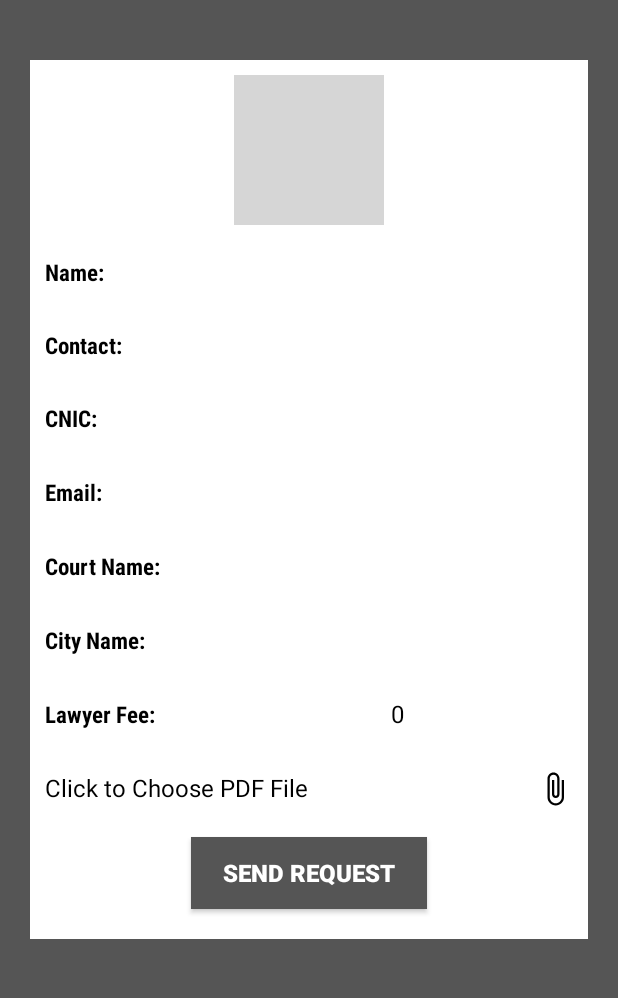
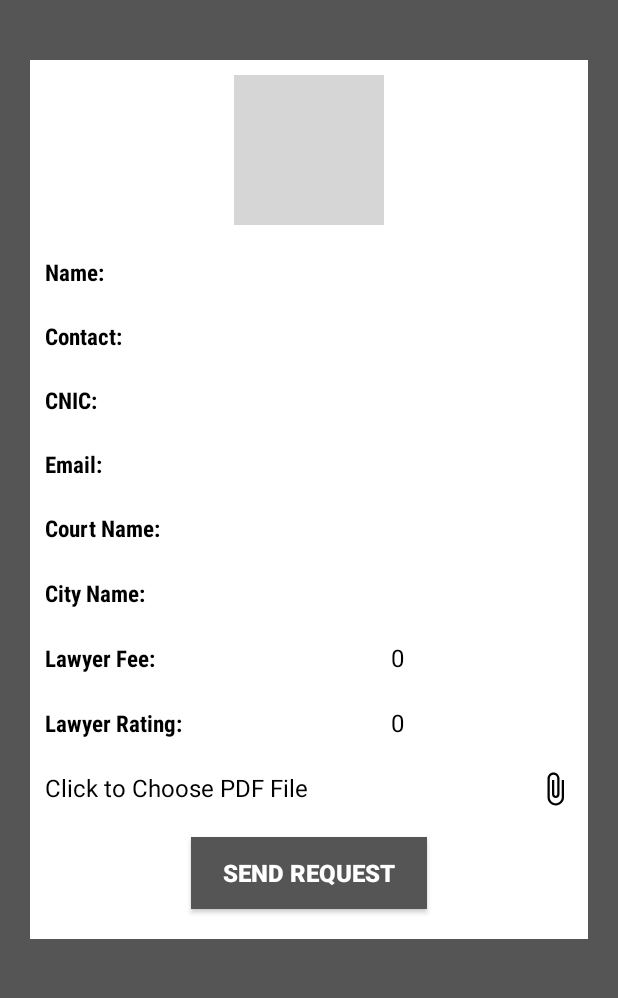
Before and after one commit to AyeshaMughal25/legalConsultant, an Android app: the send_request_to_lawyerbyuser screen opened directly, with no data from a screen before it, on a phone screen of 412 x 824 dp, the part 128-1126 px from its top. Run offline under Robolectric (Android 15) with nearby library versions, the phone set to English and light mode, and no system bars; our stand-ins replace CircleImageView; pictures from the network do not load; grey boxes are pictures that could not be loaded.

Commit message:
bug fixes

```diff
--- a/app/src/main/java/com/example/legalconsultant/AppConstants.java
+++ b/app/src/main/java/com/example/legalconsultant/AppConstants.java
@@ -10,4 +10,5 @@ public class AppConstants {
     public static String Day = "Day";
     public static String lawyer_pass = "lawyer_pass";
     public static String Client_pass = "client_pass";
+    //public static int Category_id = "category_id";
 }
--- a/app/src/main/java/com/example/legalconsultant/SearchLawyerByUser.java
+++ b/app/src/main/java/com/example/legalconsultant/SearchLawyerByUser.java
@@ -95,7 +95,8 @@ public class SearchLawyerByUser extends AppCompatActivity {
                                             data.getString("user_image"),
                                             data.getString("court_name"),
                                             data.getString("user_city"),
-                                            data.getInt("user_fees")
+                                            data.getInt("user_fees"),
+                                            data.getInt("lawyer_rating")
                                     ));
                                 }
 
--- a/app/src/main/java/com/example/legalconsultant/UserProfile.java
+++ b/app/src/main/java/com/example/legalconsultant/UserProfile.java
@@ -8,15 +8,19 @@ import android.os.Bundle;
 import android.view.View;
 import android.widget.ImageButton;
 
+import com.example.legalconsultant.util.TinyDB;
+
 public class UserProfile extends AppCompatActivity {
     ImageButton imgbtn;
     public CardView card1, card2, card3, card4;
+    TinyDB tinyDB;
     int getClientID;
 
     @Override
     protected void onCreate(Bundle savedInstanceState) {
         super.onCreate(savedInstanceState);
         setContentView(R.layout.activity_userprofile);
+        tinyDB= new TinyDB(this);
         imgbtn = findViewById(R.id.imgbtn);
         card1 = (CardView) findViewById(R.id.c1);
         card2 = (CardView) findViewById(R.id.c2);
@@ -33,6 +37,7 @@ public class UserProfile extends AppCompatActivity {
             @Override
             public void onClick(View v) {
                 Intent intent = new Intent(UserProfile.this, SearchLawyerByUser.class);
+            //tinyDB.putInt();
                 startActivity(intent);
             }
         });
--- a/app/src/main/java/com/example/legalconsultant/adapter/GetlawyerByCatAdapter.java
+++ b/app/src/main/java/com/example/legalconsultant/adapter/GetlawyerByCatAdapter.java
@@ -55,18 +55,21 @@ public class GetlawyerByCatAdapter extends BaseAdapter {
     @Override
     public View getView(int position, View convertView, ViewGroup parent) {
         convertView = inflater.inflate(R.layout.lawyerwithcategory, parent, false);
-        TextView tv_user, tv_mail, tv_cntct, tv_cnic, tv_mngstatus;
+        TextView tv_user, tv_mail, tv_cntct, tv_cnic, tv_mngstatus, tv_rating;
         ImageView img;
         tv_user = convertView.findViewById(R.id.tv_mnguser);
         tv_mail = convertView.findViewById(R.id.tv_mngmail);
         tv_cnic = convertView.findViewById(R.id.tv_mngcnic);
         tv_cntct = convertView.findViewById(R.id.tv_mngcontct);
         tv_mngstatus = convertView.findViewById(R.id.tv_mngstatus);
+        tv_rating = convertView.findViewById(R.id.tv_rating);
         tv_user.setText(usersList.get(position).getUser_name());
         tv_mail.setText(usersList.get(position).getUser_email());
         tv_cntct.setText(usersList.get(position).getUser_contact());
         tv_cnic.setText(usersList.get(position).getUser_cnic());
         tv_mngstatus.setText(usersList.get(position).getUser_status());
+        //tv_rating.setText(Integer.valueOf(usersList.get(position).getLawyer_rating()));
+
 
         convertView.setOnClickListener(new View.OnClickListener() {
             @Override
@@ -82,6 +85,7 @@ public class GetlawyerByCatAdapter extends BaseAdapter {
                         .putExtra("COURT_NAME", usersList.get(position).getCourt_name())
                         .putExtra("USER_CITY", usersList.get(position).getUser_city())
                         .putExtra("USER_FEE", usersList.get(position).getUser_fees())
+                        .putExtra("LAWYER_RATING", usersList.get(position).getLawyer_rating())
                         .setFlags(Intent.FLAG_ACTIVITY_NEW_TASK));
             }
         });
--- a/app/src/main/java/com/example/legalconsultant/model/Appointment.java
+++ b/app/src/main/java/com/example/legalconsultant/model/Appointment.java
@@ -63,7 +63,8 @@ public class Appointment {
 
     }
 
-    public Appointment(String appt_start_time, String appt_end_time) {
+    public Appointment(int fk_lawyer_id,String appt_start_time, String appt_end_time) {
+        this.fk_lawyer_id = fk_lawyer_id;
         this.appt_start_time = appt_start_time;
         this.appt_end_time = appt_end_time;
     }
--- a/app/src/main/java/com/example/legalconsultant/model/Timetable.java
+++ b/app/src/main/java/com/example/legalconsultant/model/Timetable.java
@@ -42,7 +42,8 @@ public class Timetable {
 
     }
 
-    public Timetable(String ttt_start_time, String ttt_end_time) {
+    public Timetable(int fk_id,String ttt_start_time, String ttt_end_time) {
+        this.ttt_fk_lawyer_id = fk_id;
         this.ttt_start_time=ttt_start_time;
         this.ttt_end_time=ttt_end_time;
     }
--- a/app/src/main/java/com/example/legalconsultant/send_request_to_lawyerbyuser.java
+++ b/app/src/main/java/com/example/legalconsultant/send_request_to_lawyerbyuser.java
@@ -39,12 +39,12 @@ import retrofit2.Response;
 
 public class send_request_to_lawyerbyuser extends AppCompatActivity {
 
-    int userID, Fee;
+    int userID, Fee,rating;
     String name, email, cnic, contact, status, image, CourtName, CityName;
     CircleImageView selected_lawyer_image;
     TextView tv_selected_lawyer_name, tv_selected_lawyer_contact, tv_selected_lawyer_cnic,
             tv_selected_lawyer_email, choose_pdf, tv_selected_lawyer_courtname, tv_selected_lawyer_city,
-            tv_selected_lawyer_fee;
+            tv_selected_lawyer_fee,Tv_selected_lawyer_rating;
     Button btn_send_Req;
     File file;
     private Uri pdfData;
@@ -65,6 +65,7 @@ public class send_request_to_lawyerbyuser extends AppCompatActivity {
         tinyDB = new TinyDB(this);
         userID = getIntent().getIntExtra("USER_ID", 0);
         Fee = getIntent().getIntExtra("USER_FEE", 0);
+        rating = getIntent().getIntExtra("RATING",0);
         name = getIntent().getStringExtra("USER_NAME");
         CourtName = getIntent().getStringExtra("COURT_NAME");
         CityName = getIntent().getStringExtra("USER_CITY");
@@ -74,6 +75,7 @@ public class send_request_to_lawyerbyuser extends AppCompatActivity {
         status = getIntent().getStringExtra("USER_STATUS");
         image = getIntent().getStringExtra("USER_IMAGE");
         tv_selected_lawyer_courtname = findViewById(R.id.tv_selected_lawyer_courtname);
+        Tv_selected_lawyer_rating = findViewById(R.id.tv_lawyer_rating);
         selected_lawyer_image = findViewById(R.id.selected_lawyer_image);
         tv_selected_lawyer_name = findViewById(R.id.tv_selected_lawyer_name);
         tv_selected_lawyer_contact = findViewById(R.id.tv_selected_lawyer_contact);
@@ -93,6 +95,7 @@ public class send_request_to_lawyerbyuser extends AppCompatActivity {
         tv_selected_lawyer_city.setText(CityName);
         tv_selected_lawyer_courtname.setText(CourtName);
         tv_selected_lawyer_fee.setText(String.valueOf(Fee));
+        Tv_selected_lawyer_rating.setText(String.valueOf(rating));
 
         choose_pdf.setOnClickListener(new View.OnClickListener() {
             @Override
@@ -138,7 +141,8 @@ public class send_request_to_lawyerbyuser extends AppCompatActivity {
         Call<Request> call = service.SendRequest(
                 LawyerID,
                 ClientID,
-                body);
+                body
+                );
 
         call.enqueue(new Callback<Request>() {
             @Override
--- a/app/src/main/res/layout/activity_send_request_to_lawyerbyuser.xml
+++ b/app/src/main/res/layout/activity_send_request_to_lawyerbyuser.xml
@@ -233,6 +233,31 @@
                 android:textColor="#000000"
                 android:textSize="16sp" />
             </LinearLayout>
+            <LinearLayout
+                android:layout_width="match_parent"
+                android:layout_height="wrap_content"
+                android:orientation="horizontal"
+                android:layout_margin="10dp"
+                android:layout_gravity="center"
+                android:layout_weight="3">
+                <TextView
+                    android:layout_width="0dp"
+                    android:layout_height="wrap_content"
+                    android:layout_weight="1"
+                    android:fontFamily="sans-serif-condensed"
+                    android:text="Lawyer Rating:"
+                    android:textColor="#000000"
+                    android:textSize="15sp"
+                    android:textStyle="bold" />
+                <TextView
+                    android:id="@+id/tv_lawyer_rating"
+                    android:layout_width="0dp"
+                    android:layout_weight="2"
+                    android:layout_height="wrap_content"
+                    android:textAlignment="center"
+                    android:textColor="#000000"
+                    android:textSize="16sp" />
+            </LinearLayout>
             <TextView
                 android:id="@+id/choose_pdf"
                 android:layout_width="match_parent"
```
Also changed, not shown: app/src/main/java/com/example/legalconsultant/model/User.java (+13 -1 lines), app/src/main/java/com/example/legalconsultant/showAppointment.java (+21 -8 lines), app/src/main/res/layout/lawyerwithcategory.xml (+26 -0 lines).
